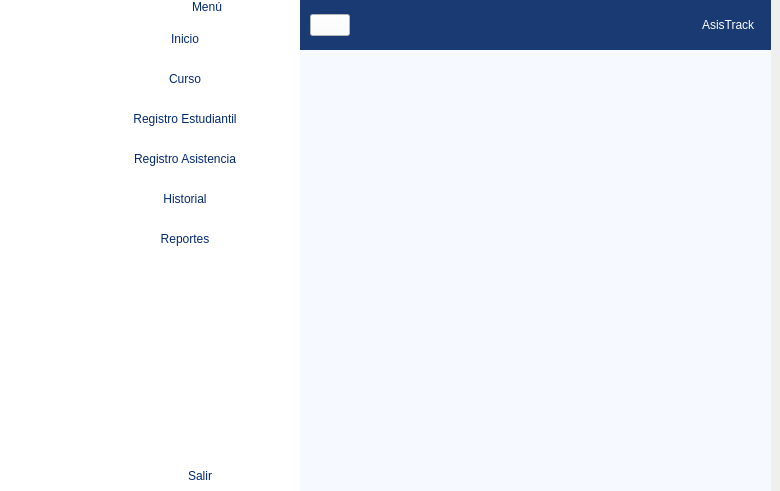
This is views/dashboard.ui in Cata-Estrada/Registro_Asistencia_Estudiantil as Qt 5 draws it before an edit. The edited form follows.
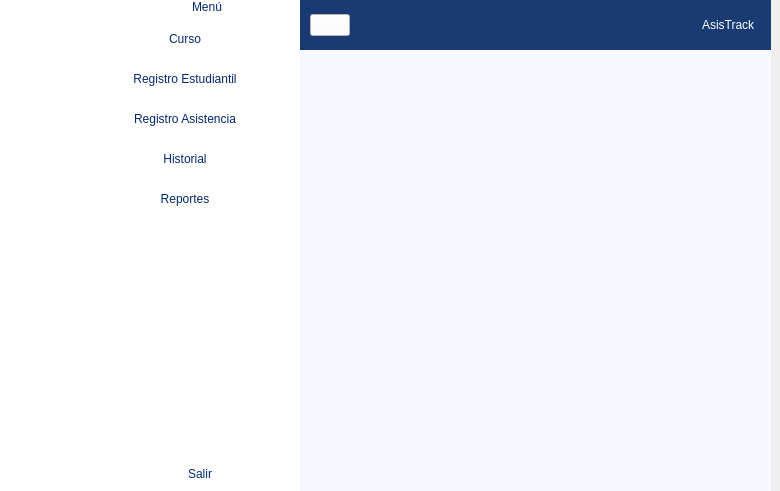
This is the edited form. The open tabs and pages were chosen to show the change. Icons and pictures are not drawn.

Commit message: Dashboard: quita botón de inicio; elimina inicio.ui

```diff
--- a/views/dashboard.ui
+++ b/views/dashboard.ui
@@ -614,43 +614,6 @@
           </item>
          </layout>
         </item>
-        <item>
-         <widget class="QPushButton" name="inicio_2">
-          <property name="styleSheet">
-           <string notr="true">QPushButton {
-    border: none;                 /* Sin borde */
-    background-color: white;      /* Fondo blanco por defecto */
-    color: #012970;               /* Texto azul oscuro */
-    padding: 8px 16px;
-    border-radius: 6px;           /* Opcional: esquinas redondeadas */
-}
-
-QPushButton:hover {
-    background-color: #F6F9FF;    /* Fondo hover */
-    color: #012970;               /* Texto hover */
-}
-
-QPushButton:pressed {
-    background-color: #e0e6f9;    /* Fondo al presionar (ligeramente más oscuro) */
-    color: #012970;
-}
-</string>
-          </property>
-          <property name="text">
-           <string>Inicio</string>
-          </property>
-          <property name="icon">
-           <iconset resource="../resources/resources.qrc">
-            <normaloff>:/icons/icons/icons8-casa-50 (1).png</normaloff>:/icons/icons/icons8-casa-50 (1).png</iconset>
-          </property>
-          <property name="checkable">
-           <bool>true</bool>
-          </property>
-          <property name="autoExclusive">
-           <bool>true</bool>
-          </property>
-         </widget>
-        </item>
         <item>
          <widget class="QPushButton" name="curso_2">
           <property name="styleSheet">
```
Left out of the diff: 74 changed lines with no effect on the pictures. The commit also changes 1 other file.
